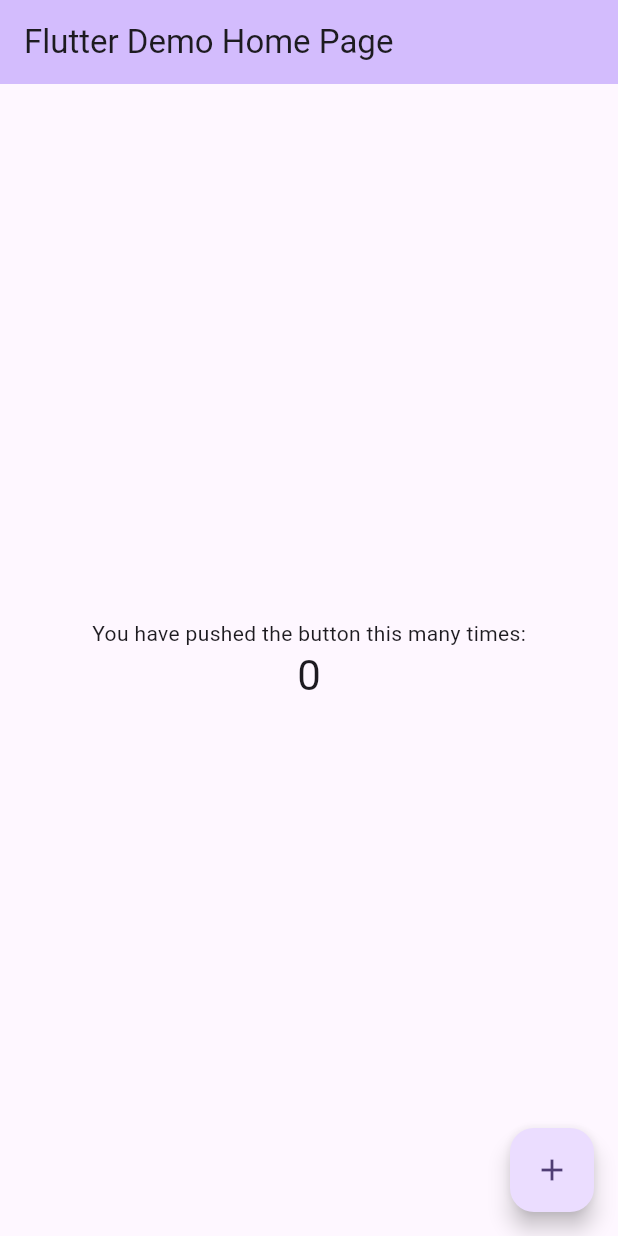
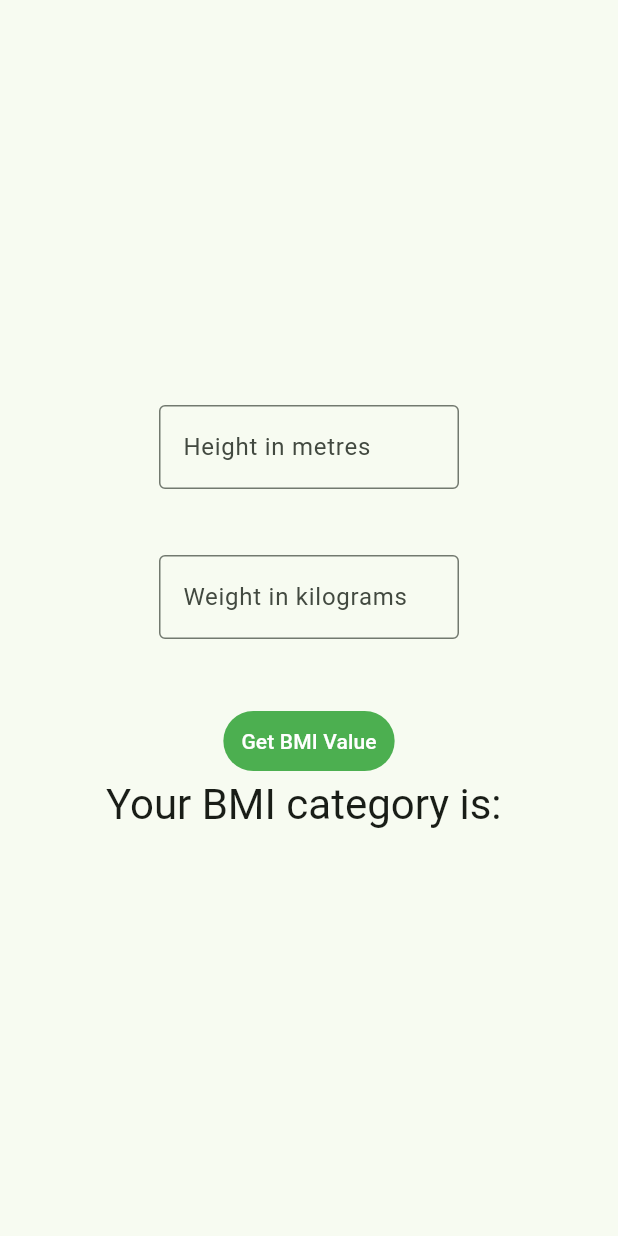
Before and after one commit to ArnoldG8/BMI_Calculator, a Flutter app: the screen it shows after launch, on a phone screen of 412 x 824 dp. Run offline on Flutter 3.47's test engine with Material 3 defaults, Android fonts, the phone set to English and light mode, and no system bars.

Commit message:
Added basic boilerplate structure of BMI system, Code runs

```diff
--- a/lib/main.dart
+++ b/lib/main.dart
@@ -6,12 +6,12 @@ void main() {
 
 class MyApp extends StatelessWidget {
   const MyApp({super.key});
-
   // This widget is the root of your application.
   @override
   Widget build(BuildContext context) {
     return MaterialApp(
-      title: 'Flutter Demo',
+      debugShowCheckedModeBanner: false,
+      title: 'BMI Calculator',
       theme: ThemeData(
         // This is the theme of your application.
         //
@@ -28,25 +28,16 @@ class MyApp extends StatelessWidget {
         //
         // This works for code too, not just values: Most code changes can be
         // tested with just a hot reload.
-        colorScheme: ColorScheme.fromSeed(seedColor: Colors.deepPurple),
+        colorScheme: ColorScheme.fromSeed(seedColor: Colors.green),
         useMaterial3: true,
       ),
-      home: const MyHomePage(title: 'Flutter Demo Home Page'),
+      home: const MyHomePage(title: 'BMI Calculator'),
     );
   }
 }
 
 class MyHomePage extends StatefulWidget {
   const MyHomePage({super.key, required this.title});
-
-  // This widget is the home page of your application. It is stateful, meaning
-  // that it has a State object (defined below) that contains fields that affect
-  // how it looks.
-
-  // This class is the configuration for the state. It holds the values (in this
-  // case the title) provided by the parent (in this case the App widget) and
-  // used by the build method of the State. Fields in a Widget subclass are
-  // always marked "final".
 
   final String title;
 
@@ -55,71 +46,131 @@ class MyHomePage extends StatefulWidget {
 }
 
 class _MyHomePageState extends State<MyHomePage> {
-  int _counter = 0;
+  final TextEditingController _heightController = TextEditingController();
+  final TextEditingController _weightController = TextEditingController();
+  // int _counter = 10;
+  String _bmi_value = '';
+  // double _sliderValue = 50.0;
+  // String _selectedValue = '';
 
-  void _incrementCounter() {
-    setState(() {
-      // This call to setState tells the Flutter framework that something has
-      // changed in this State, which causes it to rerun the build method below
-      // so that the display can reflect the updated values. If we changed
-      // _counter without calling setState(), then the build method would not be
-      // called again, and so nothing would appear to happen.
-      _counter++;
+  int _calculateBMI(){
+    //BMI formula is kg/m^2
+    double height = double.parse(_heightController.text);
+    double weight = double.parse(_weightController.text);
+    return (weight / (height * height)).round();
+  }
+  void _bmiCategory(){
+    int bmi = _calculateBMI();
+    if(bmi < 18.5){
+      setState(() {
+      _bmi_value = 'Underweight';
     });
+    } else if(bmi >= 18.5 && bmi <= 24.9){
+      setState(() {
+      _bmi_value = 'Normal weight';
+    });
+    } else if(bmi >= 25 && bmi <= 29.9){
+      setState(() {
+      _bmi_value = 'Overweight';
+    });
+    } else if(bmi >= 30){
+      setState(() {
+      _bmi_value = 'Obesity';
+    });
+    }
   }
 
   @override
   Widget build(BuildContext context) {
-    // This method is rerun every time setState is called, for instance as done
-    // by the _incrementCounter method above.
-    //
-    // The Flutter framework has been optimized to make rerunning build methods
-    // fast, so that you can just rebuild anything that needs updating rather
-    // than having to individually change instances of widgets.
     return Scaffold(
-      appBar: AppBar(
-        // TRY THIS: Try changing the color here to a specific color (to
-        // Colors.amber, perhaps?) and trigger a hot reload to see the AppBar
-        // change color while the other colors stay the same.
-        backgroundColor: Theme.of(context).colorScheme.inversePrimary,
-        // Here we take the value from the MyHomePage object that was created by
-        // the App.build method, and use it to set our appbar title.
-        title: Text(widget.title),
-      ),
       body: Center(
-        // Center is a layout widget. It takes a single child and positions it
-        // in the middle of the parent.
         child: Column(
-          // Column is also a layout widget. It takes a list of children and
-          // arranges them vertically. By default, it sizes itself to fit its
-          // children horizontally, and tries to be as tall as its parent.
-          //
-          // Column has various properties to control how it sizes itself and
-          // how it positions its children. Here we use mainAxisAlignment to
-          // center the children vertically; the main axis here is the vertical
-          // axis because Columns are vertical (the cross axis would be
-          // horizontal).
-          //
-          // TRY THIS: Invoke "debug painting" (choose the "Toggle Debug Paint"
-          // action in the IDE, or press "p" in the console), to see the
-          // wireframe for each widget.
           mainAxisAlignment: MainAxisAlignment.center,
           children: <Widget>[
-            const Text(
-              'You have pushed the button this many times:',
-            ),
-            Text(
-              '$_counter',
+              // SizedBox(
+              //   width: 200,
+              //   child: Slider(
+              //   min: 0,
+              //   max: 200,
+              //   value: _sliderValue,
+              //   onChanged: (value){
+              //     setState(() {
+              //       _sliderValue = value;
+              //     });
+              //   },
+              //   ),
+              // ),
+                // Text(
+                //   '$_sliderValue',
+                //   style: Theme.of(context).textTheme.headlineMedium,
+                // ),
+                SizedBox(
+                  height: 100,
+                  width: 200,
+                  child: TextField(
+                    controller: _heightController,
+                    decoration: const InputDecoration(
+                      border: OutlineInputBorder(),
+                      labelText: 'Height in metres'
+                    ),
+                  )
+                ),
+                SizedBox(
+                  height: 100,
+                  width: 200,
+                  child: TextField(
+                    controller: _weightController,
+                    decoration: const InputDecoration(
+                      border: OutlineInputBorder(),
+                      labelText: 'Weight in kilograms'
+                    ),
+                  )
+                ),
+              // SizedBox(
+              //   height: 60,
+              //   width: 200,
+              //   child:   RadioListTile<String>(
+              //       title: const Text('Male'),
+              //       value: 'Male',
+              //       groupValue: _selectedValue,
+              //       onChanged: (value) {
+              //         setState(() {
+              //           _selectedValue = value!;
+              //     });
+              //     },
+              //   ),
+              // ),
+              // SizedBox(
+              //   height: 60,
+              //   width: 200,
+              //   child:   RadioListTile<String>(
+              //       title: const Text('Female'),
+              //       value: 'Female',
+              //       groupValue: _selectedValue,
+              //       onChanged: (value) {
+              //         setState(() {
+              //           _selectedValue = value!;
+              //     });
+              //     },
+              //   ),
+              // ),
+              TextButton(
+                  onPressed: _bmiCategory,
+                  style: TextButton.styleFrom(
+                      foregroundColor: Colors.white,
+                      backgroundColor: Colors.green,
+                    ),
+                  child: const Text(
+                    'Get BMI Value'
+                  ),
+              ),
+              Text(
+              'Your BMI category is: $_bmi_value',
               style: Theme.of(context).textTheme.headlineMedium,
-            ),
+              ),
           ],
         ),
       ),
-      floatingActionButton: FloatingActionButton(
-        onPressed: _incrementCounter,
-        tooltip: 'Increment',
-        child: const Icon(Icons.add),
-      ), // This trailing comma makes auto-formatting nicer for build methods.
     );
   }
 }
```
